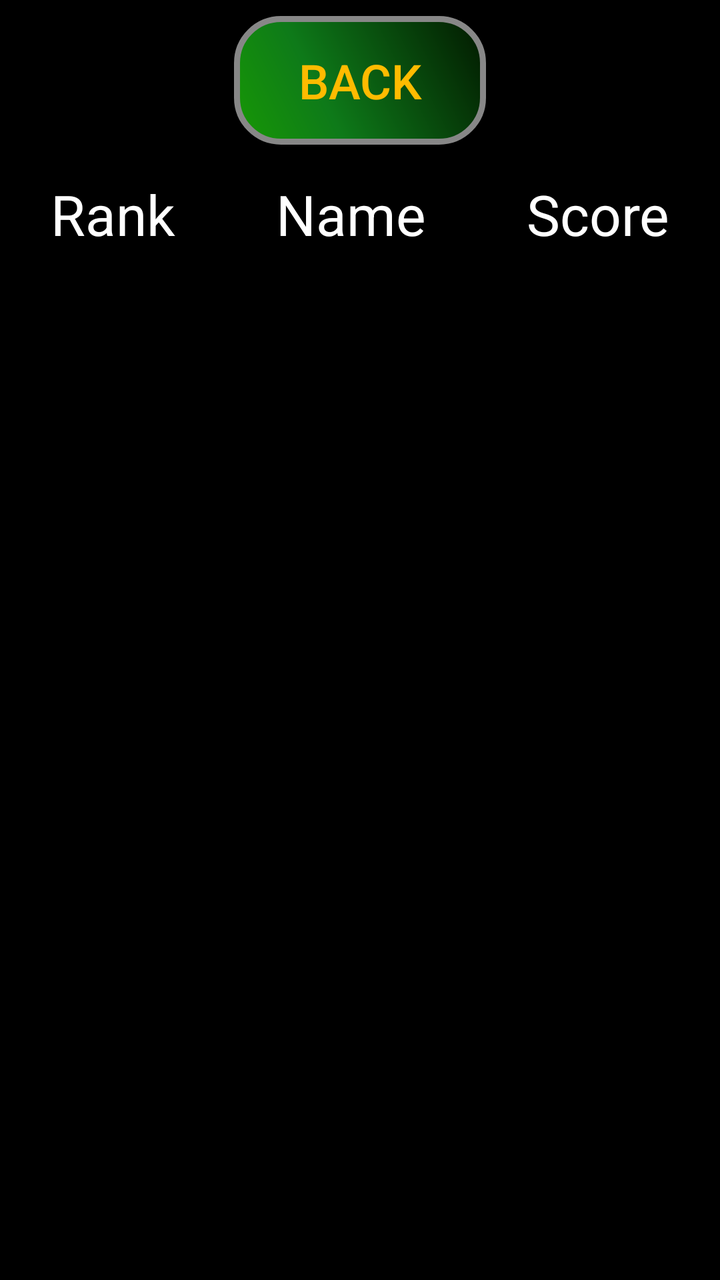
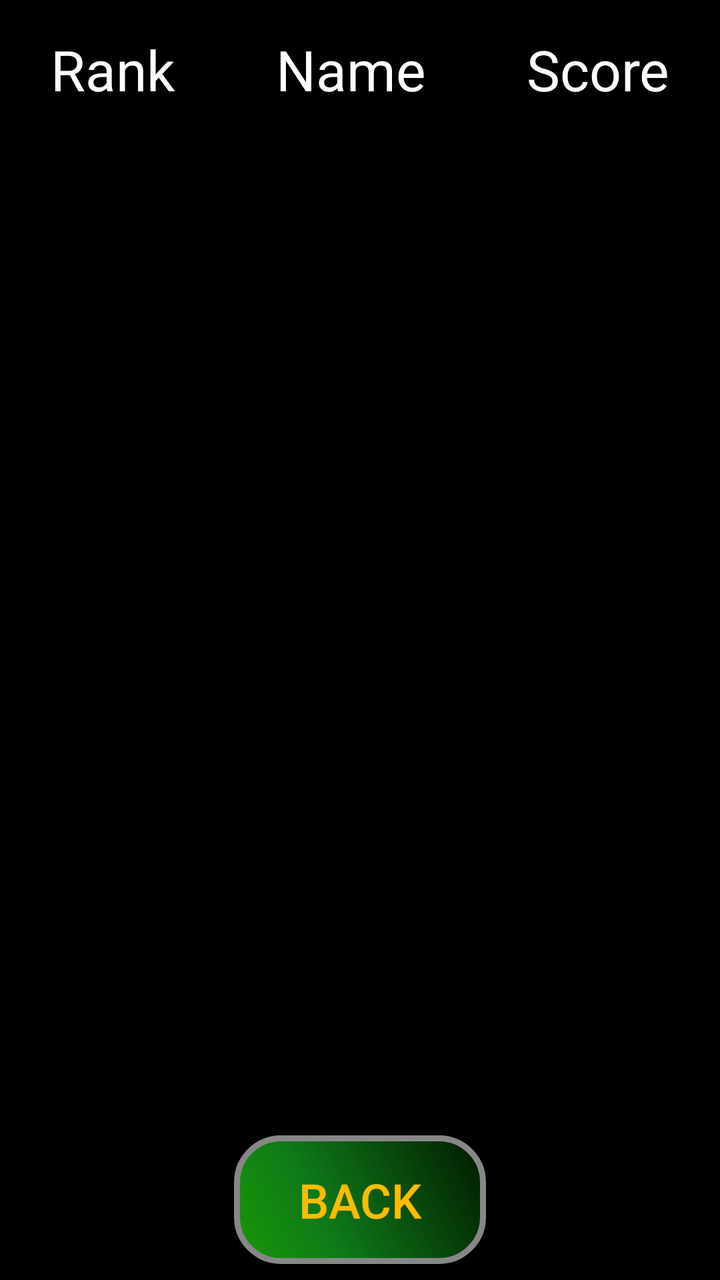

The first picture is an Android layout as it rendered before a commit; the second is the same layout after the commit. The layout source and the unified diff follow.
<!-- AndroidManifest.xml: application theme AppTheme -->
<!-- res/layout/highscores.xml -->
<?xml version="1.0" encoding="utf-8"?>
<LinearLayout xmlns:android="http://schemas.android.com/apk/res/android"
              android:orientation="vertical"
              android:layout_width="match_parent"
              android:layout_height="match_parent"
              android:background="@color/black"
              android:clickable="false">
    <Button
            android:layout_width="wrap_content"
            android:layout_height="wrap_content"
            android:text="@string/back_to_menu"
            android:textSize="24sp"
            android:background="@drawable/button"
            android:id="@+id/highscore_back_button"
            android:layout_gravity="center_horizontal"
            android:textColor="@color/gold"
            android:onClick="backToMenu"
            android:clickable="true"
            android:enabled="true"
            android:focusable="true"
            android:layout_marginTop="8sp"/>
    <LinearLayout
            android:orientation="horizontal"
            android:layout_width="match_parent"
            android:layout_height="wrap_content"
            android:layout_marginTop="16dp">
        <TextView
                android:layout_width="wrap_content"
                android:layout_height="wrap_content"
                android:layout_weight="1"
                android:text="@string/rank"
                android:textColor="@color/white"
                android:textSize="28sp"
                android:textAlignment="center"
                android:id="@+id/table_rank"
                android:enabled="true"
                android:gravity="center_horizontal"/>
        <TextView
                android:layout_width="wrap_content"
                android:layout_height="wrap_content"
                android:layout_weight="1"
                android:text="@string/name"
                android:id="@+id/table_name"
                android:textColor="@color/white"
                android:textSize="28sp"
                android:textAlignment="center"
                android:enabled="true"
                android:gravity="center_horizontal"/>
        <TextView
                android:layout_width="wrap_content"
                android:layout_height="wrap_content"
                android:layout_weight="1"
                android:text="@string/score"
                android:id="@+id/table_score"
                android:textColor="@color/white"
                android:textSize="28sp"
                android:textAlignment="center"
                android:enabled="true"
                android:gravity="center_horizontal"/>
    </LinearLayout>
    <ScrollView
            android:layout_width="match_parent"
            android:layout_height="match_parent"
            android:textAlignment="center"
            android:gravity="center_horizontal">
        <TableLayout
                android:id="@+id/highscore_table"
                android:layout_width="match_parent"
                android:layout_height="wrap_content"
                android:paddingTop="16dp"
                android:textAlignment="center"
                android:gravity="center_horizontal"/>
    </ScrollView>
</LinearLayout>
<!-- resources referenced by this layout -->
<resources>
  <color name="black">#000000</color>
  <color name="gold">#FFBB00</color>
  <color name="white">#ffffff</color>
  <!-- drawable button (drawable) -->
  <?xml version="1.0" encoding="utf-8"?>
  <shape xmlns:android="http://schemas.android.com/apk/res/android" android:shape="rectangle" >
      <corners android:radius="22dp"/>
      <gradient
          android:angle="45"
          android:centerX="35%"
          android:centerColor="#0E7A19"
          android:startColor="#179805"
          android:endColor="#021900"
          android:type="linear"/>
      <padding
          android:left="32sp"
          android:top="16sp"
          android:right="32sp"
          android:bottom="16sp"/>
      <stroke
          android:width="3dp"
          android:color="#878787"/>
  </shape>
  <string name="back_to_menu">Back</string>
  <string name="name">Name</string>
  <string name="rank">Rank</string>
  <string name="score">Score</string>
  <style name="AppTheme" parent="Base.Theme.AppCompat.Light.DarkActionBar">
  
      </style>
</resources>

<!-- the commit's change to res/layout/highscores.xml (unified diff, before → after) -->
@@ -5,20 +5,6 @@
               android:layout_height="match_parent"
               android:background="@color/black"
               android:clickable="false">
-    <Button
-            android:layout_width="wrap_content"
-            android:layout_height="wrap_content"
-            android:text="@string/back_to_menu"
-            android:textSize="24sp"
-            android:background="@drawable/button"
-            android:id="@+id/highscore_back_button"
-            android:layout_gravity="center_horizontal"
-            android:textColor="@color/gold"
-            android:onClick="backToMenu"
-            android:clickable="true"
-            android:enabled="true"
-            android:focusable="true"
-            android:layout_marginTop="8sp"/>
     <LinearLayout
             android:orientation="horizontal"
             android:layout_width="match_parent"
@@ -60,7 +46,8 @@
     </LinearLayout>
     <ScrollView
             android:layout_width="match_parent"
-            android:layout_height="match_parent"
+            android:layout_height="0dp"
+            android:layout_weight="1"
             android:textAlignment="center"
             android:gravity="center_horizontal">
         <TableLayout
@@ -71,4 +58,18 @@
                 android:textAlignment="center"
                 android:gravity="center_horizontal"/>
     </ScrollView>
+    <Button
+            android:id="@+id/highscore_back_button"
+            android:layout_width="wrap_content"
+            android:layout_height="wrap_content"
+            android:layout_gravity="center_horizontal"
+            android:layout_margin="8sp"
+            android:background="@drawable/button"
+            android:clickable="true"
+            android:enabled="true"
+            android:focusable="true"
+            android:onClick="backToMenu"
+            android:text="@string/back_to_menu"
+            android:textColor="@color/gold"
+            android:textSize="24sp"/>
 </LinearLayout>
